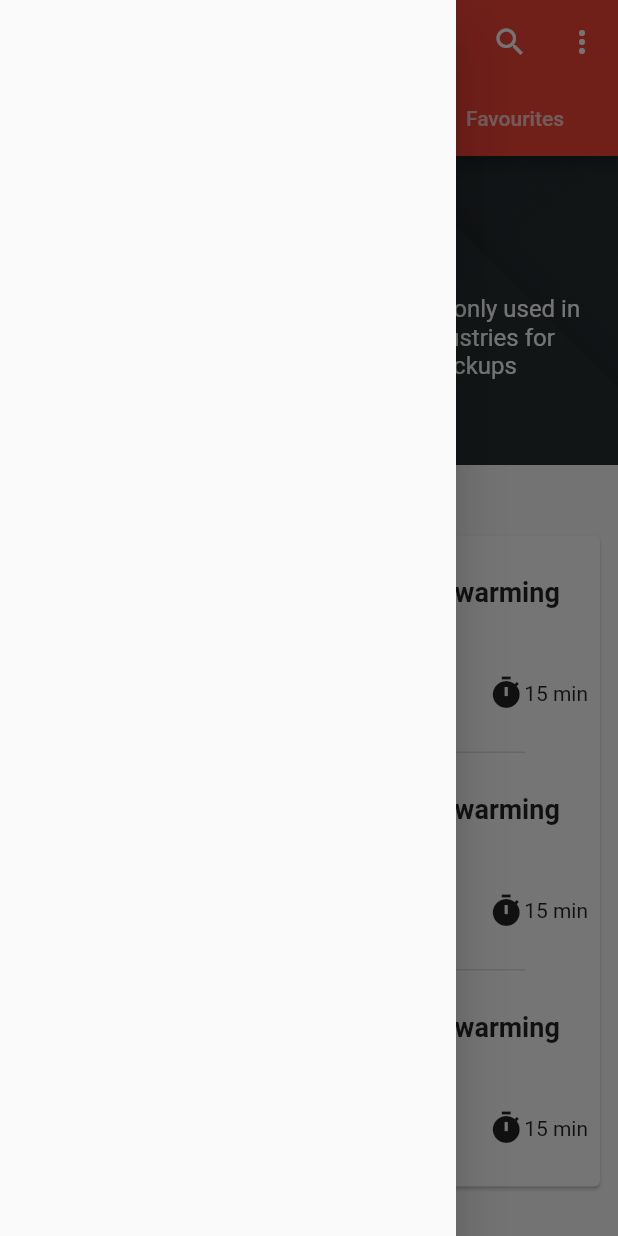
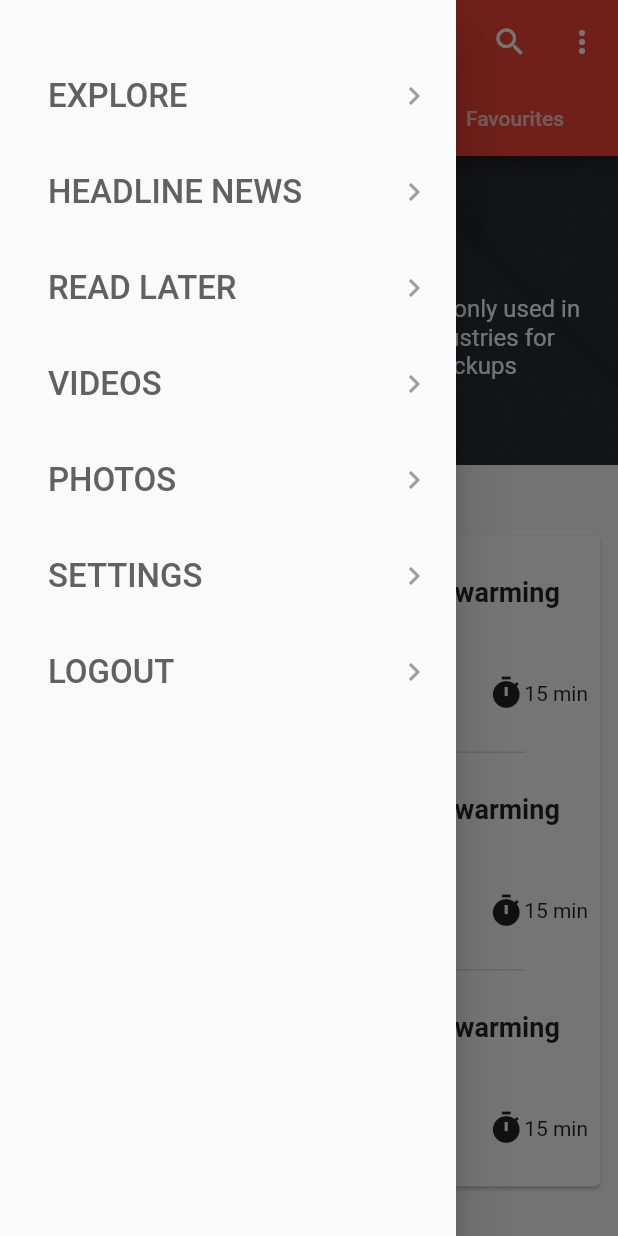
Before and after one commit to MedhatMohamed5/flutter_course, a Flutter app: the HomeScreen screen opened directly, with the side drawer open, on a phone screen of 412 x 824 dp. Run offline on Flutter 3.47's test engine with Material 2 defaults, Android fonts, the phone set to English and light mode, and no system bars; our stand-ins replace shared_preferences; missing offline and left inert: page_view_indicator; accounts and stored records are empty.

Commit message:
Drawer before navigation definition

```diff
--- a/lib/shared_ui/navigation_drawer.dart
+++ b/lib/shared_ui/navigation_drawer.dart
@@ -6,8 +6,44 @@ class NavigationDrawer extends StatefulWidget {
 }
 
 class _NavigationDrawerState extends State<NavigationDrawer> {
+  List<String> navMenu = [
+    'Explore',
+    'Headline news',
+    'Read later',
+    'Videos',
+    'Photos',
+    'Settings',
+    'Logout'
+  ];
+
   @override
   Widget build(BuildContext context) {
-    return Drawer();
+    return Drawer(
+      child: Padding(
+        padding: const EdgeInsets.only(top: 32, left: 16),
+        child: ListView.builder(
+          itemBuilder: (context, index) {
+            return Padding(
+              padding: const EdgeInsets.symmetric(vertical: 4),
+              child: ListTile(
+                onTap: () {},
+                title: Text(
+                  navMenu[index].trim().toUpperCase(),
+                  style: TextStyle(
+                    color: Colors.grey.shade700,
+                    fontSize: 22,
+                  ),
+                ),
+                trailing: Icon(
+                  Icons.chevron_right,
+                  color: Colors.grey.shade500,
+                ),
+              ),
+            );
+          },
+          itemCount: navMenu.length,
+        ),
+      ),
+    );
   }
 }
```
